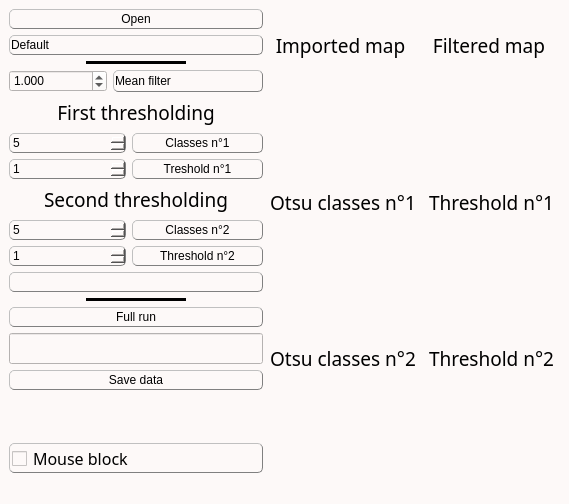
Cyril-Langlois/iniCHORD, file inichord/Restored_Grains.ui: the form before one commit.
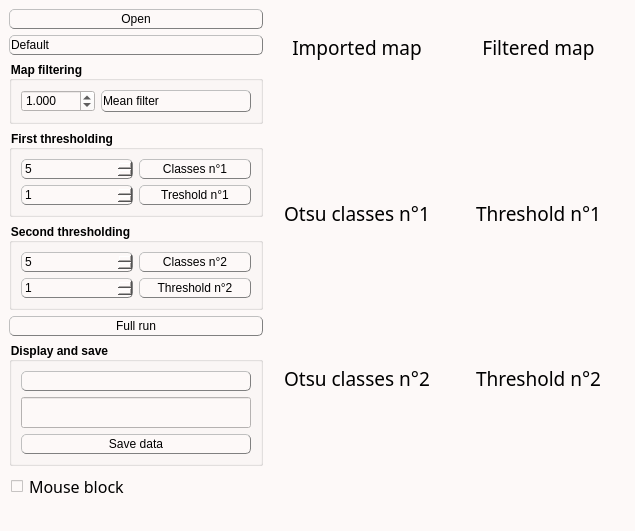
The form after the commit. Icons and pictures are not drawn. Custom widgets are drawn as their Qt base class.

What changed in the file:
```diff
--- a/inichord/Restored_Grains.ui
+++ b/inichord/Restored_Grains.ui
@@ -6,8 +6,8 @@
    <rect>
     <x>0</x>
     <y>0</y>
-    <width>569</width>
-    <height>504</height>
+    <width>635</width>
+    <height>513</height>
    </rect>
   </property>
   <property name="windowTitle">
@@ -30,13 +30,13 @@
 QLabel, QPushButton, QPushButton:hover, QCheckBox, QComboBox, Line, QTextEdit, QSpinBox {color: rgb(0, 0, 0)}
 
 /* style des bordures 1 */
-QLabel, QPushButton, QPushButton:hover, QCheckBox, QComboBox, QSpinBox  {
+QLabel, QPushButton, QPushButton:hover, QComboBox, QSpinBox  {
 	border-style : outset;
 	min-width : 5em;
 }
 
 /* style des bordures 2 */
-QPushButton, QPushButton:hover, QCheckBox, QComboBox, QSpinBox  {
+QPushButton, QPushButton:hover, QComboBox, QSpinBox  {
 	border-radius: 5px;
 	border-width: 1px;
 	border-color: gray;
@@ -46,7 +46,7 @@
 QPushButton, QPushButton:hover, QCheckBox, QProgressBar {font: 12pt &quot;Noto Sans Cond&quot;}
 
 /* Font 2 */
-QComboBox, QTextEdit, QSpinBox {font: 10pt &quot;Noto Sans Cond&quot;}
+QComboBox, QTextEdit, QSpinBox, QLineEdit {font: 10pt &quot;Noto Sans Cond&quot;}
 
 /* Padding 1 */
 QLabel, QComboBox, QComboBox::down-arrow, QSpinBox, QSpinBox::down-arrow, QSpinBox::up-arrow {padding : 1px;}
@@ -56,8 +56,8 @@
 
 /* Gestion taille des QCheckBoxes */
 QCheckBox::indicator:unchecked, QCheckBox::indicator:unchecked:hover, QCheckBox::indicator:checked, QCheckBox::indicator:checked:hover  {
-	width :15px;
-	height : 15px;
+	width :12px;
+	height : 12px;
 }
 
 QLabel {
@@ -156,6 +156,10 @@
     height: 30px;
     margin: -10px 0; /* handle is placed by default on the contents rect of the groove. Expand outside the groove */
     border-radius: 3px;
+}
+
+QGroupBox {
+    font-weight: bold;
 }</string>
   </property>
   <widget class="QWidget" name="centralwidget">
@@ -225,34 +229,12 @@
           </item>
          </widget>
         </item>
-        <item alignment="Qt::AlignHCenter">
-         <widget class="Line" name="line2">
-          <property name="sizePolicy">
-           <sizepolicy hsizetype="Fixed" vsizetype="Fixed">
-            <horstretch>0</horstretch>
-            <verstretch>0</verstretch>
-           </sizepolicy>
+        <item>
+         <widget class="QGroupBox" name="groupBox_4">
+          <property name="title">
+           <string>Map filtering</string>
           </property>
-          <property name="minimumSize">
-           <size>
-            <width>100</width>
-            <height>0</height>
-           </size>
-          </property>
-          <property name="frameShadow">
-           <enum>QFrame::Plain</enum>
-          </property>
-          <property name="lineWidth">
-           <number>5</number>
-          </property>
-          <property name="midLineWidth">
-           <number>5</number>
-          </property>
-          <property name="orientation">
-           <enum>Qt::Horizontal</enum>
-          </property>
-         </widget>
-        </item>
+          <layout class="QVBoxLayout" name="verticalLayout_13">
         <item>
          <layout class="QHBoxLayout" name="horizontalLayout_3">
           <item>
@@ -329,217 +311,15 @@
           </item>
          </layout>
         </item>
+          </layout>
+         </widget>
+        </item>
         <item>
-         <widget class="QLabel" name="GrainQLabel_3">
-          <property name="sizePolicy">
-           <sizepolicy hsizetype="Preferred" vsizetype="Preferred">
-            <horstretch>0</horstretch>
-            <verstretch>0</verstretch>
-           </sizepolicy>
-          </property>
-          <property name="palette">
-           <palette>
-            <active>
-             <colorrole role="WindowText">
-              <brush brushstyle="SolidPattern">
-               <color alpha="255">
-                <red>0</red>
-                <green>0</green>
-                <blue>0</blue>
-               </color>
-              </brush>
-             </colorrole>
-             <colorrole role="Button">
-              <brush brushstyle="SolidPattern">
-               <color alpha="255">
-                <red>253</red>
-                <green>249</green>
-                <blue>248</blue>
-               </color>
-              </brush>
-             </colorrole>
-             <colorrole role="Text">
-              <brush brushstyle="SolidPattern">
-               <color alpha="255">
-                <red>0</red>
-                <green>0</green>
-                <blue>0</blue>
-               </color>
-              </brush>
-             </colorrole>
-             <colorrole role="ButtonText">
-              <brush brushstyle="SolidPattern">
-               <color alpha="255">
-                <red>0</red>
-                <green>0</green>
-                <blue>0</blue>
-               </color>
-              </brush>
-             </colorrole>
-             <colorrole role="Base">
-              <brush brushstyle="SolidPattern">
-               <color alpha="255">
-                <red>253</red>
-                <green>249</green>
-                <blue>248</blue>
-               </color>
-              </brush>
-             </colorrole>
-             <colorrole role="Window">
-              <brush brushstyle="SolidPattern">
-               <color alpha="255">
-                <red>253</red>
-                <green>249</green>
-                <blue>248</blue>
-               </color>
-              </brush>
-             </colorrole>
-            </active>
-            <inactive>
-             <colorrole role="WindowText">
-              <brush brushstyle="SolidPattern">
-               <color alpha="255">
-                <red>0</red>
-                <green>0</green>
-                <blue>0</blue>
-               </color>
-              </brush>
-             </colorrole>
-             <colorrole role="Button">
-              <brush brushstyle="SolidPattern">
-               <color alpha="255">
-                <red>253</red>
-                <green>249</green>
-                <blue>248</blue>
-               </color>
-              </brush>
-             </colorrole>
-             <colorrole role="Text">
-              <brush brushstyle="SolidPattern">
-               <color alpha="255">
-                <red>0</red>
-                <green>0</green>
-                <blue>0</blue>
-               </color>
-              </brush>
-             </colorrole>
-             <colorrole role="ButtonText">
-              <brush brushstyle="SolidPattern">
-               <color alpha="255">
-                <red>0</red>
-                <green>0</green>
-                <blue>0</blue>
-               </color>
-              </brush>
-             </colorrole>
-             <colorrole role="Base">
-              <brush brushstyle="SolidPattern">
-               <color alpha="255">
-                <red>253</red>
-                <green>249</green>
-                <blue>248</blue>
-               </color>
-              </brush>
-             </colorrole>
-             <colorrole role="Window">
-              <brush brushstyle="SolidPattern">
-               <color alpha="255">
-                <red>253</red>
-                <green>249</green>
-                <blue>248</blue>
-               </color>
-              </brush>
-             </colorrole>
-            </inactive>
-            <disabled>
-             <colorrole role="WindowText">
-              <brush brushstyle="SolidPattern">
-               <color alpha="255">
-                <red>0</red>
-                <green>0</green>
-                <blue>0</blue>
-               </color>
-              </brush>
-             </colorrole>
-             <colorrole role="Button">
-              <brush brushstyle="SolidPattern">
-               <color alpha="255">
-                <red>253</red>
-                <green>249</green>
-                <blue>248</blue>
-               </color>
-              </brush>
-             </colorrole>
-             <colorrole role="Text">
-              <brush brushstyle="SolidPattern">
-               <color alpha="255">
-                <red>0</red>
-                <green>0</green>
-                <blue>0</blue>
-               </color>
-              </brush>
-             </colorrole>
-             <colorrole role="ButtonText">
-              <brush brushstyle="SolidPattern">
-               <color alpha="255">
-                <red>0</red>
-                <green>0</green>
-                <blue>0</blue>
-               </color>
-              </brush>
-             </colorrole>
-             <colorrole role="Base">
-              <brush brushstyle="SolidPattern">
-               <color alpha="255">
-                <red>253</red>
-                <green>249</green>
-                <blue>248</blue>
-               </color>
-              </brush>
-             </colorrole>
-             <colorrole role="Window">
-              <brush brushstyle="SolidPattern">
-               <color alpha="255">
-                <red>253</red>
-                <green>249</green>
-                <blue>248</blue>
-               </color>
-              </brush>
-             </colorrole>
-            </disabled>
-           </palette>
-          </property>
-          <property name="font">
-           <font>
-            <family>Noto Sans Cond</family>
-            <pointsize>14</pointsize>
-            <weight>50</weight>
-            <italic>false</italic>
-            <bold>false</bold>
-           </font>
-          </property>
-          <property name="styleSheet">
-           <string notr="true"/>
-          </property>
-          <property name="lineWidth">
-           <number>1</number>
-          </property>
-          <property name="midLineWidth">
-           <number>0</number>
-          </property>
-          <property name="text">
+         <widget class="QGroupBox" name="groupBox">
+          <property name="title">
            <string>First thresholding</string>
           </property>
-          <property name="scaledContents">
-           <bool>false</bool>
-          </property>
-          <property name="alignment">
-           <set>Qt::AlignCenter</set>
-          </property>
-         </widget>
-        </item>
-        <item>
-         <layout class="QVBoxLayout" name="verticalLayout_3">
+          <layout class="QVBoxLayout" name="verticalLayout_7">
           <item>
            <layout class="QHBoxLayout" name="horizontalLayout">
             <item>
@@ -610,10 +390,6 @@
             </item>
            </layout>
           </item>
-         </layout>
-        </item>
-        <item>
-         <layout class="QVBoxLayout" name="verticalLayout_4">
           <item>
            <layout class="QHBoxLayout" name="horizontalLayout_2">
             <item>
@@ -685,216 +461,14 @@
            </layout>
           </item>
          </layout>
+         </widget>
         </item>
         <item>
-         <widget class="QLabel" name="GrainQLabel_2">
-          <property name="sizePolicy">
-           <sizepolicy hsizetype="Preferred" vsizetype="Preferred">
-            <horstretch>0</horstretch>
-            <verstretch>0</verstretch>
-           </sizepolicy>
-          </property>
-          <property name="palette">
-           <palette>
-            <active>
-             <colorrole role="WindowText">
-              <brush brushstyle="SolidPattern">
-               <color alpha="255">
-                <red>0</red>
-                <green>0</green>
-                <blue>0</blue>
-               </color>
-              </brush>
-             </colorrole>
-             <colorrole role="Button">
-              <brush brushstyle="SolidPattern">
-               <color alpha="255">
-                <red>253</red>
-                <green>249</green>
-                <blue>248</blue>
-               </color>
-              </brush>
-             </colorrole>
-             <colorrole role="Text">
-              <brush brushstyle="SolidPattern">
-               <color alpha="255">
-                <red>0</red>
-                <green>0</green>
-                <blue>0</blue>
-               </color>
-              </brush>
-             </colorrole>
-             <colorrole role="ButtonText">
-              <brush brushstyle="SolidPattern">
-               <color alpha="255">
-                <red>0</red>
-                <green>0</green>
-                <blue>0</blue>
-               </color>
-              </brush>
-             </colorrole>
-             <colorrole role="Base">
-              <brush brushstyle="SolidPattern">
-               <color alpha="255">
-                <red>253</red>
-                <green>249</green>
-                <blue>248</blue>
-               </color>
-              </brush>
-             </colorrole>
-             <colorrole role="Window">
-              <brush brushstyle="SolidPattern">
-               <color alpha="255">
-                <red>253</red>
-                <green>249</green>
-                <blue>248</blue>
-               </color>
-              </brush>
-             </colorrole>
-            </active>
-            <inactive>
-             <colorrole role="WindowText">
-              <brush brushstyle="SolidPattern">
-               <color alpha="255">
-                <red>0</red>
-                <green>0</green>
-                <blue>0</blue>
-               </color>
-              </brush>
-             </colorrole>
-             <colorrole role="Button">
-              <brush brushstyle="SolidPattern">
-               <color alpha="255">
-                <red>253</red>
-                <green>249</green>
-                <blue>248</blue>
-               </color>
-              </brush>
-             </colorrole>
-             <colorrole role="Text">
-              <brush brushstyle="SolidPattern">
-               <color alpha="255">
-                <red>0</red>
-                <green>0</green>
-                <blue>0</blue>
-               </color>
-              </brush>
-             </colorrole>
-             <colorrole role="ButtonText">
-              <brush brushstyle="SolidPattern">
-               <color alpha="255">
-                <red>0</red>
-                <green>0</green>
-                <blue>0</blue>
-               </color>
-              </brush>
-             </colorrole>
-             <colorrole role="Base">
-              <brush brushstyle="SolidPattern">
-               <color alpha="255">
-                <red>253</red>
-                <green>249</green>
-                <blue>248</blue>
-               </color>
-              </brush>
-             </colorrole>
-             <colorrole role="Window">
-              <brush brushstyle="SolidPattern">
-               <color alpha="255">
-                <red>253</red>
-                <green>249</green>
-                <blue>248</blue>
-               </color>
-              </brush>
-             </colorrole>
-            </inactive>
-            <disabled>
-             <colorrole role="WindowText">
-              <brush brushstyle="SolidPattern">
-               <color alpha="255">
-                <red>0</red>
-                <green>0</green>
-                <blue>0</blue>
-               </color>
-              </brush>
-             </colorrole>
-             <colorrole role="Button">
-              <brush brushstyle="SolidPattern">
-               <color alpha="255">
-                <red>253</red>
-                <green>249</green>
-                <blue>248</blue>
-               </color>
-              </brush>
-             </colorrole>
-             <colorrole role="Text">
-              <brush brushstyle="SolidPattern">
-               <color alpha="255">
-                <red>0</red>
-                <green>0</green>
-                <blue>0</blue>
-               </color>
-              </brush>
-             </colorrole>
-             <colorrole role="ButtonText">
-              <brush brushstyle="SolidPattern">
-               <color alpha="255">
-                <red>0</red>
-                <green>0</green>
-                <blue>0</blue>
-               </color>
-              </brush>
-             </colorrole>
-             <colorrole role="Base">
-              <brush brushstyle="SolidPattern">
-               <color alpha="255">
-                <red>253</red>
-                <green>249</green>
-                <blue>248</blue>
-               </color>
-              </brush>
-             </colorrole>
-             <colorrole role="Window">
-              <brush brushstyle="SolidPattern">
-               <color alpha="255">
-                <red>253</red>
-                <green>249</green>
-                <blue>248</blue>
-               </color>
-              </brush>
-             </colorrole>
-            </disabled>
-           </palette>
-          </property>
-          <property name="font">
-           <font>
-            <family>Noto Sans Cond</family>
-            <pointsize>14</pointsize>
-            <weight>50</weight>
-            <italic>false</italic>
-            <bold>false</bold>
-           </font>
-          </property>
-          <property name="styleSheet">
-           <string notr="true"/>
-          </property>
-          <property name="lineWidth">
-           <number>1</number>
-          </property>
-          <property name="midLineWidth">
-           <number>0</number>
-          </property>
-          <property name="text">
+         <widget class="QGroupBox" name="groupBox_2">
+          <property name="title">
            <string>Second thresholding</string>
           </property>
-          <property name="scaledContents">
-           <bool>false</bool>
-          </property>
-          <property name="alignment">
-           <set>Qt::AlignCenter</set>
-          </property>
-         </widget>
-        </item>
+          <layout class="QVBoxLayout" name="verticalLayout_3">
         <item>
          <layout class="QHBoxLayout" name="horizontalLayout_6">
           <item>
@@ -1035,57 +609,7 @@
           </item>
          </layout>
         </item>
-        <item>
-         <widget class="QComboBox" name="ChoiceBox">
-          <property name="sizePolicy">
-           <sizepolicy hsizetype="Preferred" vsizetype="Fixed">
-            <horstretch>0</horstretch>
-            <verstretch>0</verstretch>
-           </sizepolicy>
-          </property>
-          <property name="minimumSize">
-           <size>
-            <width>79</width>
-            <height>0</height>
-           </size>
-          </property>
-          <property name="maximumSize">
-           <size>
-            <width>16777215</width>
-            <height>16777215</height>
-           </size>
-          </property>
-          <property name="toolTip">
-           <string>&lt;html&gt;&lt;head/&gt;&lt;body&gt;&lt;p&gt;&lt;span style=&quot; font-size:11pt;&quot;&gt;Please choose the map that must be displayed.&lt;/span&gt;&lt;/p&gt;&lt;/body&gt;&lt;/html&gt;</string>
-          </property>
-         </widget>
-        </item>
-        <item alignment="Qt::AlignHCenter">
-         <widget class="Line" name="line1_2">
-          <property name="sizePolicy">
-           <sizepolicy hsizetype="Fixed" vsizetype="Fixed">
-            <horstretch>0</horstretch>
-            <verstretch>0</verstretch>
-           </sizepolicy>
-          </property>
-          <property name="minimumSize">
-           <size>
-            <width>100</width>
-            <height>0</height>
-           </size>
-          </property>
-          <property name="frameShadow">
-           <enum>QFrame::Plain</enum>
-          </property>
-          <property name="lineWidth">
-           <number>5</number>
-          </property>
-          <property name="midLineWidth">
-           <number>5</number>
-          </property>
-          <property name="orientation">
-           <enum>Qt::Horizontal</enum>
-          </property>
+          </layout>
          </widget>
         </item>
         <item>
@@ -1109,7 +633,36 @@
          </widget>
         </item>
         <item>
-         <layout class="QVBoxLayout" name="verticalLayout_9">
+         <widget class="QGroupBox" name="groupBox_3">
+          <property name="title">
+           <string>Display and save</string>
+          </property>
+          <layout class="QVBoxLayout" name="verticalLayout_4">
+           <item>
+            <widget class="QComboBox" name="ChoiceBox">
+             <property name="sizePolicy">
+              <sizepolicy hsizetype="Preferred" vsizetype="Fixed">
+               <horstretch>0</horstretch>
+               <verstretch>0</verstretch>
+              </sizepolicy>
+             </property>
+             <property name="minimumSize">
+              <size>
+               <width>79</width>
+               <height>0</height>
+              </size>
+             </property>
+             <property name="maximumSize">
+              <size>
+               <width>16777215</width>
+               <height>16777215</height>
+              </size>
+             </property>
+             <property name="toolTip">
+              <string>&lt;html&gt;&lt;head/&gt;&lt;body&gt;&lt;p&gt;&lt;span style=&quot; font-size:11pt;&quot;&gt;Please choose the map that must be displayed.&lt;/span&gt;&lt;/p&gt;&lt;/body&gt;&lt;/html&gt;</string>
+             </property>
+            </widget>
+           </item>
           <item>
            <widget class="QLineEdit" name="Restored_infos">
             <property name="sizePolicy">
@@ -1127,6 +680,9 @@
               <bold>false</bold>
              </font>
             </property>
+             <property name="readOnly">
+              <bool>true</bool>
+             </property>
            </widget>
           </item>
           <item>
@@ -1143,6 +699,11 @@
             </property>
            </widget>
           </item>
+          </layout>
+         </widget>
+        </item>
+        <item>
+         <layout class="QVBoxLayout" name="verticalLayout_9">
           <item>
            <spacer name="verticalSpacer">
             <property name="orientation">
@@ -1168,7 +729,7 @@
           </property>
           <property name="minimumSize">
            <size>
-            <width>96</width>
+            <width>0</width>
             <height>0</height>
            </size>
           </property>
```
Left out of the diff: 4 changed lines with no effect on the pictures. Lines whose indentation alone changed are shown as unchanged.
